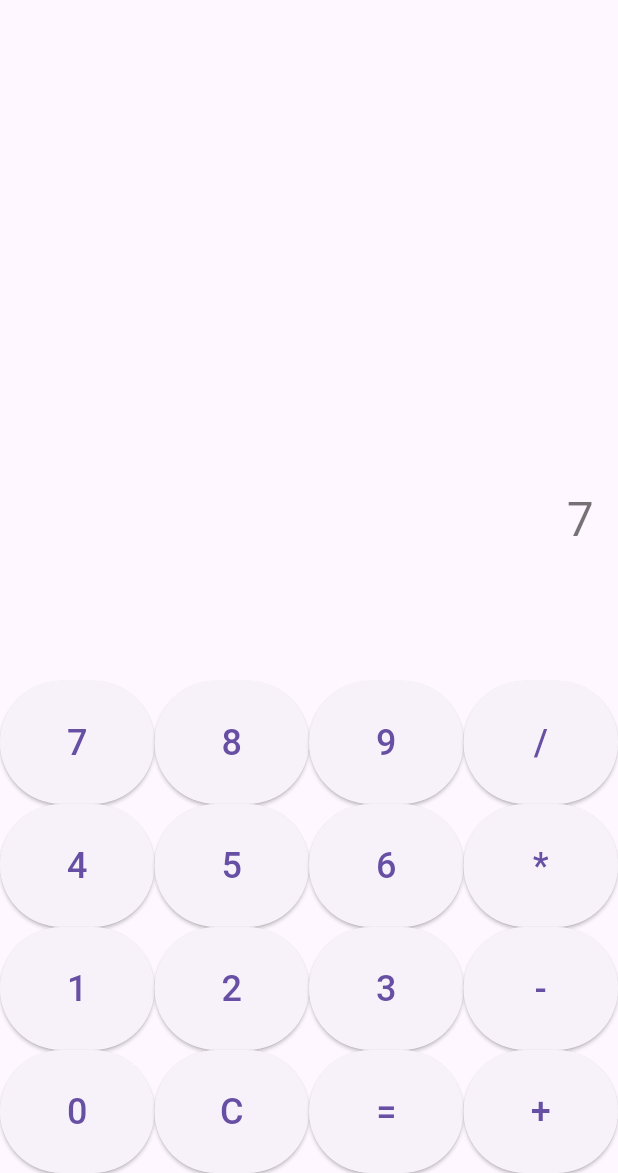
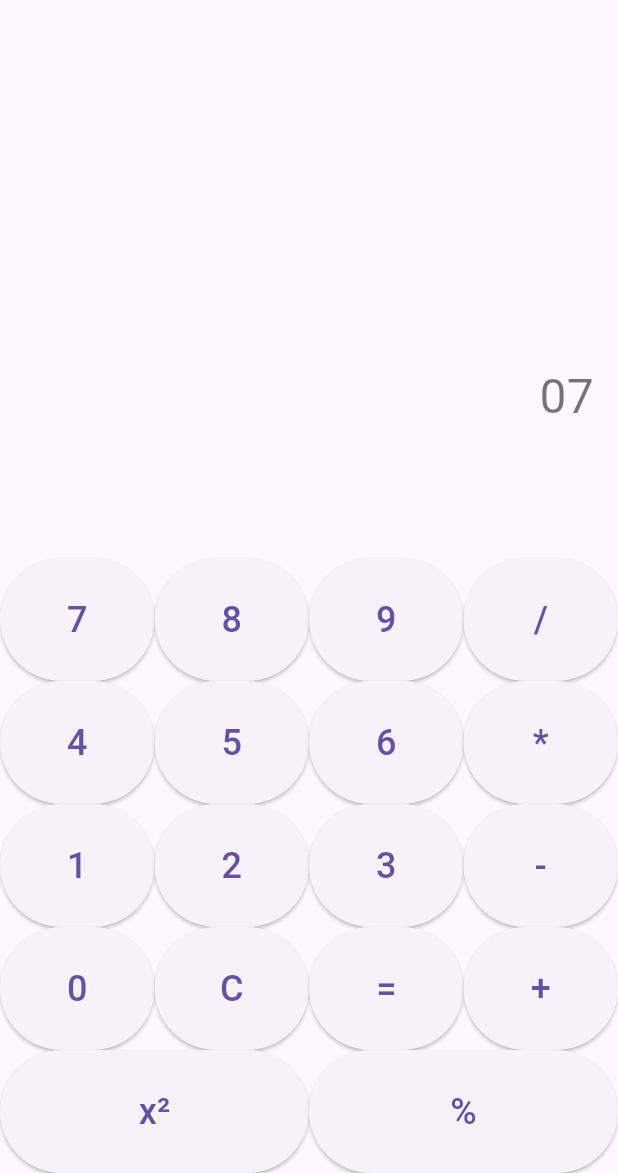
Before and after one commit to opoussin/flutter-calculator, a Flutter app: the screen it shows after launch, after a tap on an icon or button, on a phone screen of 412 x 824 dp, the part 63-1236 px from its top. Run offline on Flutter 3.47's test engine with Material 3 defaults, Android fonts, the phone set to English and light mode, and no system bars; our stand-ins replace math_expressions.

Commit message:
Added square button to the calculator app

```diff
--- a/lib/main.dart
+++ b/lib/main.dart
@@ -41,6 +41,15 @@ class _CalculatorScreenState extends State<CalculatorScreen> {
         } catch (e) {
           _result = 'Error';
         }
+      } else if (text == 'x²') {
+        try {
+          double value = double.parse(_expression);
+          _result = (value * value).toString();
+        } catch (e) {
+          _result = 'Error';
+        }
+      } else if (text == '%') {
+        _expression += '%';
       } else {
         _expression += text;
       }
@@ -53,7 +62,6 @@ class _CalculatorScreenState extends State<CalculatorScreen> {
         onPressed: () => _onPressed(text),
         style: ElevatedButton.styleFrom(
           padding: EdgeInsets.all(24.0),
-          //primary: color,
         ),
         child: Text(
           text,
@@ -123,6 +131,12 @@ class _CalculatorScreenState extends State<CalculatorScreen> {
               _buildButton('+', Colors.blue),
             ],
           ),
+          Row(
+            children: <Widget>[
+              _buildButton('x²', Colors.orange), // Square button
+              _buildButton('%', Colors.orange), // Modulo button
+            ],
+          ),
         ],
       ),
     );
```
